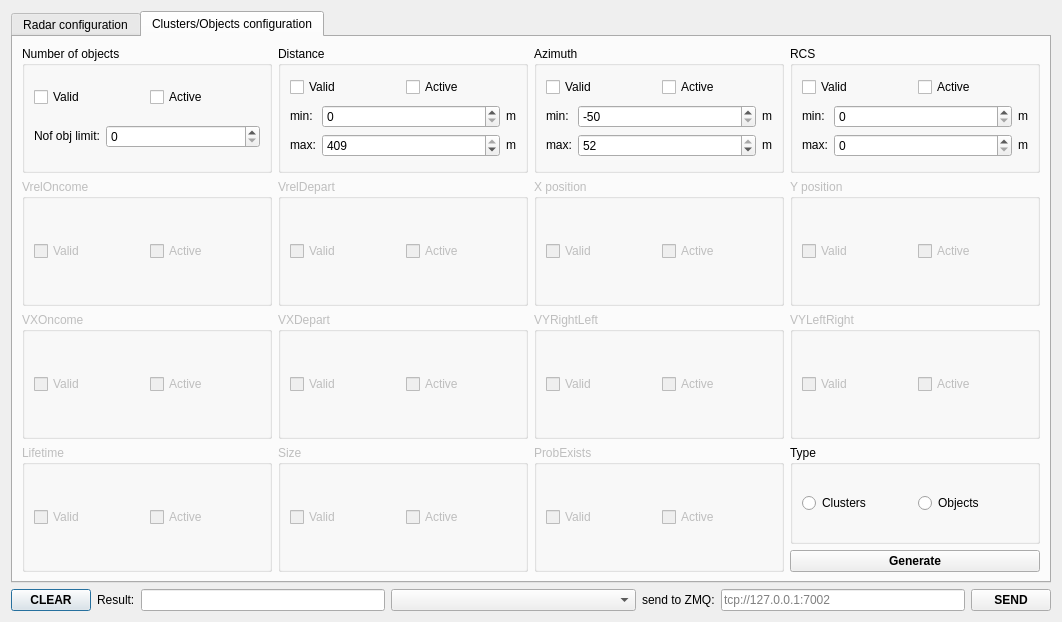
anatoltrush/RadarVisual, file dialogconfig.ui: the form before one commit.
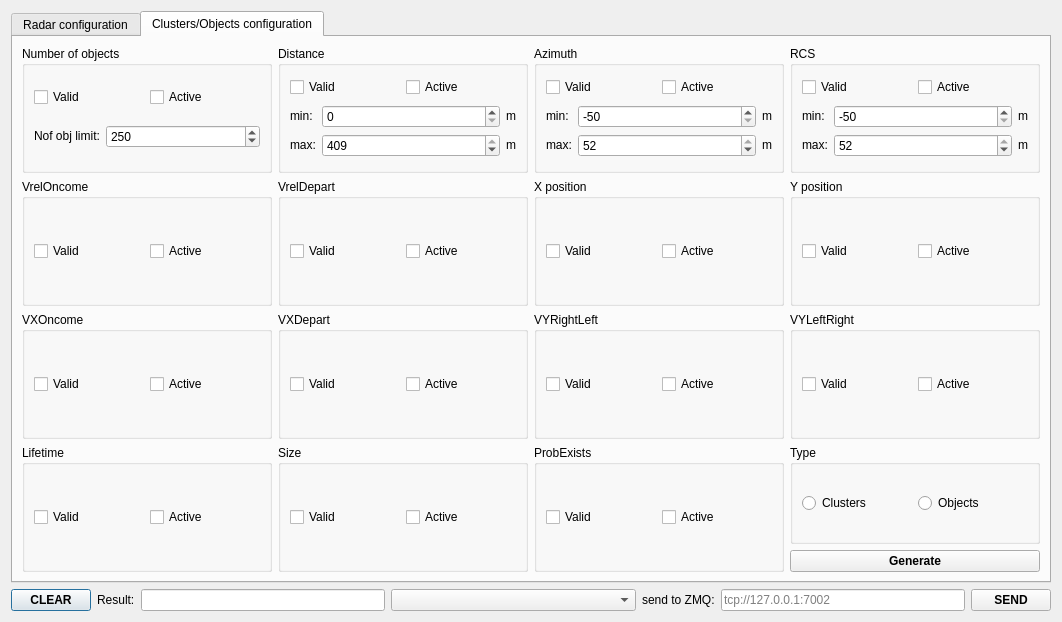
The form after the commit.

What changed in the file:
```diff
--- a/dialogconfig.ui
+++ b/dialogconfig.ui
@@ -1070,6 +1070,12 @@
               <property name="toolTipDuration">
                <number>5000</number>
               </property>
+              <property name="maximum">
+               <number>4095</number>
+              </property>
+              <property name="value">
+               <number>250</number>
+              </property>
              </widget>
             </item>
            </layout>
@@ -1369,6 +1375,15 @@
               <property name="toolTipDuration">
                <number>5000</number>
               </property>
+              <property name="minimum">
+               <number>-50</number>
+              </property>
+              <property name="maximum">
+               <number>52</number>
+              </property>
+              <property name="value">
+               <number>-50</number>
+              </property>
              </widget>
             </item>
             <item row="0" column="2">
@@ -1405,6 +1420,15 @@
               <property name="toolTipDuration">
                <number>5000</number>
               </property>
+              <property name="minimum">
+               <number>-50</number>
+              </property>
+              <property name="maximum">
+               <number>52</number>
+              </property>
+              <property name="value">
+               <number>52</number>
+              </property>
              </widget>
             </item>
             <item row="1" column="2">
@@ -1427,9 +1451,6 @@
        </item>
        <item row="1" column="0">
         <widget class="QGroupBox" name="gBSetClObjVOnc">
-         <property name="enabled">
-          <bool>false</bool>
-         </property>
          <property name="title">
           <string>VrelOncome</string>
          </property>
@@ -1457,9 +1478,6 @@
        </item>
        <item row="1" column="1">
         <widget class="QGroupBox" name="gBSetClObjVDep">
-         <property name="enabled">
-          <bool>false</bool>
-         </property>
          <property name="title">
           <string>VrelDepart</string>
          </property>
@@ -1487,9 +1505,6 @@
        </item>
        <item row="1" column="2">
         <widget class="QGroupBox" name="gBSetClObjX">
-         <property name="enabled">
-          <bool>false</bool>
-         </property>
          <property name="title">
           <string>X position</string>
          </property>
@@ -1517,9 +1532,6 @@
        </item>
        <item row="1" column="3">
         <widget class="QGroupBox" name="gBSetClObjY">
-         <property name="enabled">
-          <bool>false</bool>
-         </property>
          <property name="title">
           <string>Y position</string>
          </property>
@@ -1547,9 +1559,6 @@
        </item>
        <item row="2" column="0">
         <widget class="QGroupBox" name="gBSetClObjVXOnc">
-         <property name="enabled">
-          <bool>false</bool>
-         </property>
          <property name="title">
           <string>VXOncome</string>
          </property>
@@ -1577,9 +1586,6 @@
        </item>
        <item row="2" column="1">
         <widget class="QGroupBox" name="gBSetClObjVXDep">
-         <property name="enabled">
-          <bool>false</bool>
-         </property>
          <property name="title">
           <string>VXDepart</string>
          </property>
@@ -1607,9 +1613,6 @@
        </item>
        <item row="2" column="2">
         <widget class="QGroupBox" name="gBSetClObjVYRL">
-         <property name="enabled">
-          <bool>false</bool>
-         </property>
          <property name="title">
           <string>VYRightLeft</string>
          </property>
@@ -1637,9 +1640,6 @@
        </item>
        <item row="2" column="3">
         <widget class="QGroupBox" name="gBSetClObjVYLR">
-         <property name="enabled">
-          <bool>false</bool>
-         </property>
          <property name="title">
           <string>VYLeftRight</string>
          </property>
@@ -1667,9 +1667,6 @@
        </item>
        <item row="3" column="0">
         <widget class="QGroupBox" name="gBSetClObjLTim">
-         <property name="enabled">
-          <bool>false</bool>
-         </property>
          <property name="title">
           <string>Lifetime</string>
          </property>
@@ -1697,9 +1694,6 @@
        </item>
        <item row="3" column="1">
         <widget class="QGroupBox" name="gBSetClObjSz">
-         <property name="enabled">
-          <bool>false</bool>
-         </property>
          <property name="title">
           <string>Size</string>
          </property>
@@ -1727,9 +1721,6 @@
        </item>
        <item row="3" column="2">
         <widget class="QGroupBox" name="gBSetClObjProb">
-         <property name="enabled">
-          <bool>false</bool>
-         </property>
          <property name="title">
           <string>ProbExists</string>
          </property>
```
Left out of the diff: 50 changed lines with no effect on the pictures.
